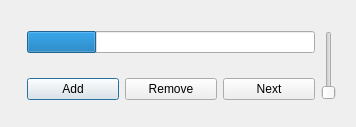
Old version of the form dialog.ui in the repository nguyenchiemminhvu/TestQMediaPlayer.
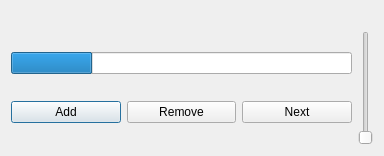
New version of the form.

```diff
--- a/dialog.ui
+++ b/dialog.ui
@@ -6,22 +6,22 @@
    <rect>
     <x>0</x>
     <y>0</y>
-    <width>356</width>
-    <height>127</height>
+    <width>384</width>
+    <height>156</height>
    </rect>
   </property>
   <property name="windowTitle">
    <string>Dialog</string>
   </property>
-  <widget class="QWidget" name="">
-   <property name="geometry">
-    <rect>
-     <x>16</x>
-     <y>20</y>
-     <width>331</width>
-     <height>91</height>
-    </rect>
-   </property>
+  <layout class="QVBoxLayout" name="verticalLayout_2">
+   <item>
+    <widget class="QLabel" name="label">
+     <property name="text">
+      <string/>
+     </property>
+    </widget>
+   </item>
+   <item>
    <layout class="QHBoxLayout" name="horizontalLayout_2">
     <item>
      <layout class="QVBoxLayout" name="verticalLayout">
@@ -35,19 +35,6 @@
         </property>
        </widget>
       </item>
-      <item>
-       <spacer name="verticalSpacer">
-        <property name="orientation">
-         <enum>Qt::Vertical</enum>
-        </property>
-        <property name="sizeHint" stdset="0">
-         <size>
-          <width>20</width>
-          <height>40</height>
-         </size>
-        </property>
-       </spacer>
-      </item>
       <item>
        <layout class="QHBoxLayout" name="horizontalLayout">
         <item>
@@ -83,7 +70,8 @@
      </widget>
     </item>
    </layout>
-  </widget>
+   </item>
+  </layout>
  </widget>
  <layoutdefault spacing="6" margin="11"/>
  <resources/>
```
Lines whose indentation alone changed are shown as unchanged.
